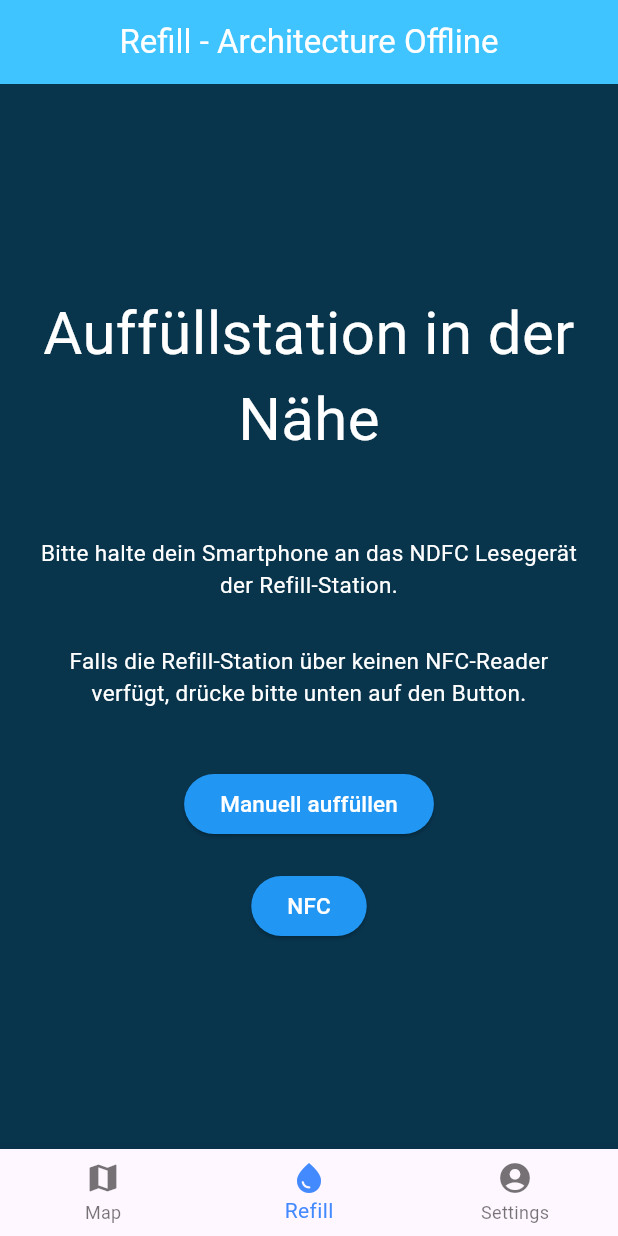
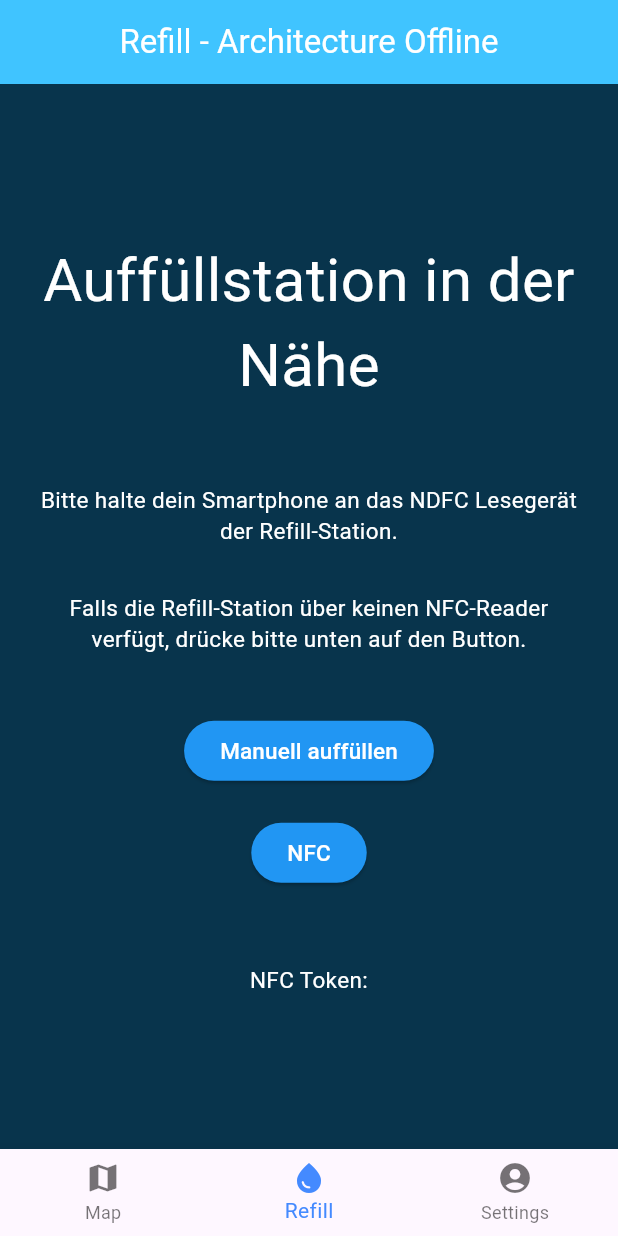
Before and after one commit to PoseidonPSE2/app, a Flutter app: the screen it shows after launch, item 2 of the bottom bar chosen, on a phone screen of 412 x 824 dp. Run offline on Flutter 3.47's test engine with Material 3 defaults, Android fonts, the phone set to English and light mode, and no system bars; our stand-ins replace flutter_map, latlong2; missing offline and left inert: nfc_manager.

Commit message:
Dev: show nfc payload onto screen. App state no working yet (change screen to load)

```diff
--- a/lib/ui/station.dart
+++ b/lib/ui/station.dart
@@ -40,6 +40,7 @@
 }
 
 class RefillScreen extends StatelessWidget {
+  String _text = '';
   @override
   Widget build(BuildContext context) {
     return Scaffold(
@@ -102,13 +103,20 @@
                 // Set the background color to blue
               ),
             ),
+            SizedBox(height: 50.0), // Add spacing between elements
+            Padding(
+              padding: const EdgeInsets.only(left: 20.0, right: 20.0),
+              child: Text(
+                'NFC Token: ${_text}',
+                textAlign: TextAlign.center,
+                style: TextStyle(fontSize: 15.0, color: Colors.white),
+              ),
+            ),
           ],
         ),
       ),
     );
   }
-}
-
   void _startNFCReading() async {
     try {
       bool isAvailable = await NfcManager.instance.isAvailable();
@@ -131,9 +139,11 @@
               for (var entry in payload) {
                 var payloadBytes = entry['payload'];
                 String text = utf8.decode(payloadBytes);
-                print(text);
+                text = text.substring(3);
+                _text = text;
 
               }
+
 
             }
           }
@@ -145,3 +155,5 @@
       print('Error reading NFC: $e');
     }
   }
+
+}
```
Lines whose indentation alone changed are shown as unchanged.
